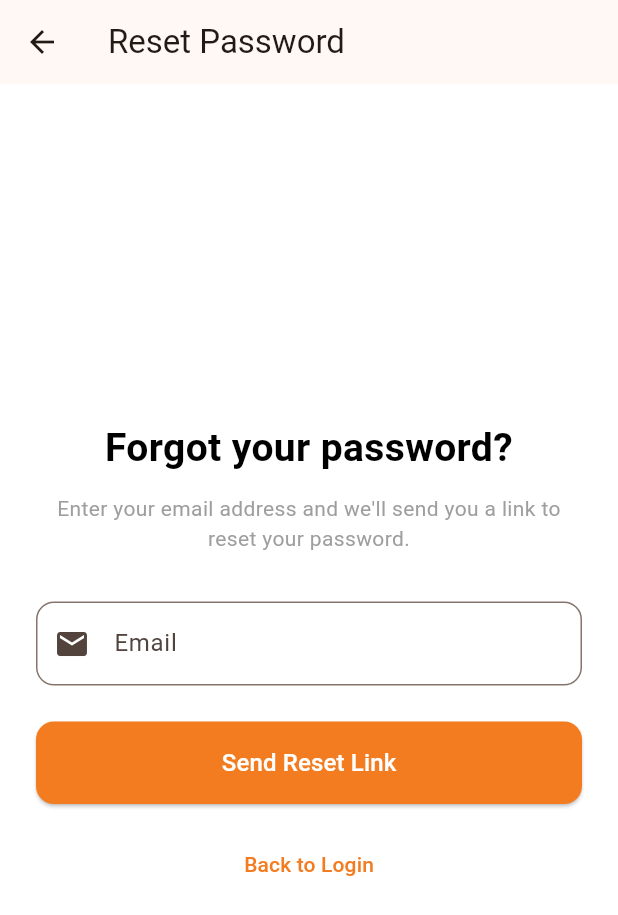
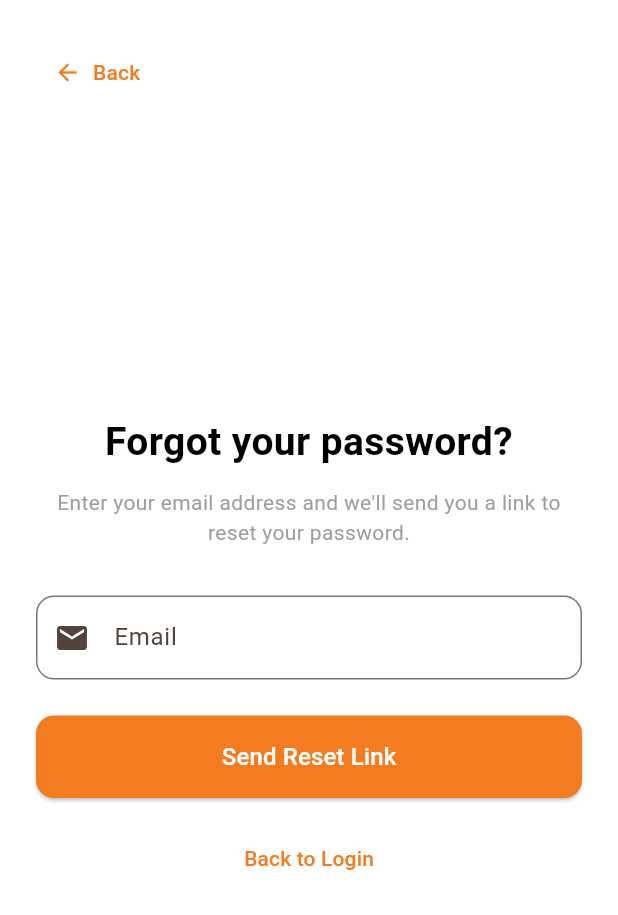
Before and after one commit to rtamb0/incanteen, a Flutter app: the ForgotPasswordPage screen opened by its route, on a phone screen of 412 x 824 dp. Shown: the top 915 px of the screen. Run offline on Flutter 3.47's test engine with Material 3 defaults, Android fonts, the phone set to English and light mode, and no system bars; our stand-ins replace cloud_firestore, dio, firebase_auth, firebase_core, firebase_messaging, shared_preferences; missing offline and left inert: dart_jsonwebtoken; accounts and stored records are empty.

Commit message:
Make forgot password page more consistent with the other auth pages

```diff
--- a/lib/pages/auth/forgot_password_page.dart
+++ b/lib/pages/auth/forgot_password_page.dart
@@ -65,11 +65,30 @@ class _ForgotPasswordPageState extends State<ForgotPasswordPage> {
   @override
   Widget build(BuildContext context) {
     return Scaffold(
-      appBar: AppBar(
-        title: const Text('Reset Password'),
-      ),
       body: Padding(
         padding: const EdgeInsets.all(24),
+        child: SafeArea(
+          child: Column(
+            crossAxisAlignment: CrossAxisAlignment.start,
+            children: [
+              Align(
+                alignment: Alignment.topLeft,
+                child: TextButton(
+                  onPressed: () => Navigator.pop(context),
+                  child: Row(
+                    mainAxisSize: MainAxisSize.min,
+                    children: [
+                      const Icon(Icons.arrow_back),
+                      const SizedBox(width: 8),
+                      const Text("Back"),
+                    ],
+                  ),
+                ),
+              ),
+
+              Expanded(
+                child: Center(
+                  child: SingleChildScrollView(
                     child: Form(
                       key: _formKey,
                       child: Column(
@@ -78,7 +97,10 @@ class _ForgotPasswordPageState extends State<ForgotPasswordPage> {
                         children: [
                           const Text(
                             'Forgot your password?',
-                style: TextStyle(fontSize: 26, fontWeight: FontWeight.bold),
+                            style: TextStyle(
+                              fontSize: 26,
+                              fontWeight: FontWeight.bold,
+                            ),
                             textAlign: TextAlign.center,
                           ),
                           const SizedBox(height: 12),
@@ -103,7 +125,9 @@ class _ForgotPasswordPageState extends State<ForgotPasswordPage> {
                               if (value == null || value.isEmpty) {
                                 return 'Email is required';
                               }
-                  if (!ValidationConstants.emailRegex.hasMatch(value)) {
+                              if (!ValidationConstants.emailRegex.hasMatch(
+                                value,
+                              )) {
                                 return 'Invalid email format';
                               }
                               return null;
@@ -142,7 +166,10 @@ class _ForgotPasswordPageState extends State<ForgotPasswordPage> {
                                       strokeWidth: 2,
                                     ),
                                   )
-                    : const Text('Send Reset Link', style: TextStyle(fontSize: 16)),
+                                : const Text(
+                                    'Send Reset Link',
+                                    style: TextStyle(fontSize: 16),
+                                  ),
                           ),
 
                           const SizedBox(height: 16),
@@ -155,6 +182,12 @@ class _ForgotPasswordPageState extends State<ForgotPasswordPage> {
                       ),
                     ),
                   ),
+                ),
+              ),
+            ],
+          ),
+        ),
+      ),
     );
   }
 }
```
Lines whose indentation alone changed are shown as unchanged.
